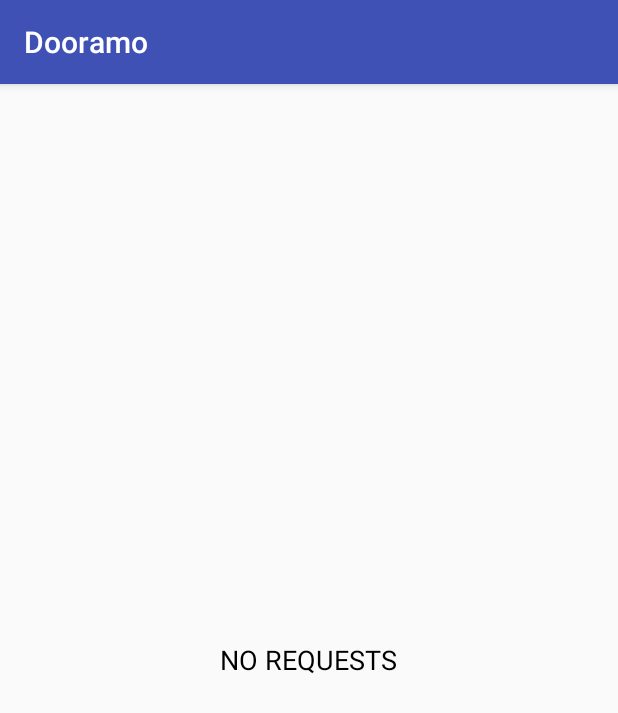
After one commit to pahulpreet-dev/Dooramo, an Android app: the CheckRequests screen opened directly, with no data from a screen before it, on a phone screen of 412 x 824 dp. The commit adds this screen. Shown: the top 713 px of the screen. Run offline under Robolectric (Android 15) with nearby library versions, the phone set to English and light mode, and no system bars.

Commit message:
Code update for viewing requests for management. CheckRequests Activity module

```diff
--- a/app/src/main/AndroidManifest.xml
+++ b/app/src/main/AndroidManifest.xml
@@ -21,7 +21,8 @@
         <activity android:name=".CreateUser" />
         <activity android:name=".CreateUser2" />
         <activity android:name=".ManagementHome" />
-        <activity android:name=".CreateManager"></activity>
+        <activity android:name=".CreateManager" />
+        <activity android:name=".CheckRequests"></activity>
     </application>
 
 </manifest>
--- /dev/null
+++ b/app/src/main/java/com/example/preet/dooramo/CheckRequests.java
@@ -0,0 +1,129 @@
+package com.example.preet.dooramo;
+
+import android.content.Context;
+import android.database.Cursor;
+import android.database.sqlite.SQLiteDatabase;
+import android.support.v7.app.AppCompatActivity;
+import android.os.Bundle;
+import android.view.LayoutInflater;
+import android.view.View;
+import android.view.ViewGroup;
+import android.widget.BaseAdapter;
+import android.widget.ImageView;
+import android.widget.ListView;
+import android.widget.TextView;
+
+import org.w3c.dom.Text;
+
+import java.util.ArrayList;
+
+public class CheckRequests extends AppCompatActivity {
+
+    private ArrayList<String> requests, usernames, aptNos, contacts, emails, services, dateTime, statuses, names;
+
+    ListView requestList;
+    TextView norequest;
+    @Override
+    protected void onCreate(Bundle savedInstanceState) {
+        super.onCreate(savedInstanceState);
+        setContentView(R.layout.activity_check_requests);
+        initialize();
+
+        getData();
+
+        requestList.setAdapter(new Adapter(CheckRequests.this));
+    }
+
+    private void getData() {
+        DBHelper dbHelper = new DBHelper(CheckRequests.this);
+        SQLiteDatabase dbcall = dbHelper.getReadableDatabase();
+
+        String query = "select * from requests";
+
+        Cursor next = dbcall.rawQuery(query, null);
+        if(next.moveToNext()) {
+            do {
+                requests.add(next.getString(next.getColumnIndex("request")));
+                dateTime.add(next.getString(next.getColumnIndex("dateTime")));
+                usernames.add(next.getString(next.getColumnIndex("username")));
+                statuses.add(next.getString(next.getColumnIndex("status")));
+                names.add(next.getString(next.getColumnIndex("name")));
+                emails.add(next.getString(next.getColumnIndex("email")));
+                contacts.add(next.getString(next.getColumnIndex("contact")));
+                aptNos.add(next.getString(next.getColumnIndex("aptNo")));
+                services.add(next.getString(next.getColumnIndex("service")));
+            } while (next.moveToNext());
+        } else
+        {
+            norequest.setVisibility(View.VISIBLE);
+            requestList.setVisibility(View.GONE);
+        }
+    }
+
+    class Adapter extends BaseAdapter {
+
+        Context context;
+        public Adapter(Context _context) {
+            context = _context;
+        }
+        @Override
+        public int getCount() {
+            return requests.size();
+        }
+
+        @Override
+        public Object getItem(int position) {
+            return null;
+        }
+
+        @Override
+        public long getItemId(int position) {
+            return 0;
+        }
+
+        @Override
+        public View getView(int position, View convertView, ViewGroup parent) {
+
+            LayoutInflater inflater = (LayoutInflater) context.getSystemService(Context.LAYOUT_INFLATER_SERVICE);
+            View v = inflater.inflate(R.layout.request_layout_inflater, null);
+            TextView requestTv = v.findViewById(R.id.titletextView12RLI);
+            String reqTemp = requests.get(position);
+            if(reqTemp.length() > 25) {
+                for (int i = 0; i < reqTemp.length(); i += 25) {
+                    reqTemp = reqTemp.substring(i, Math.min(i + 25, reqTemp.length()));
+                }
+                reqTemp = reqTemp + "...";
+            }
+            requestTv.setText(reqTemp);
+            TextView serviceTv = v.findViewById(R.id.sercvicetextView13RLi);
+            serviceTv.setText(serviceTv.getText().toString() + services.get(position));
+            TextView aptTv = v.findViewById(R.id.aptnotextView14rli);
+            aptTv.setText(aptTv.getText().toString() + aptNos.get(position));
+            TextView status = v.findViewById(R.id.statustextView15rli);
+            status.setText(status.getText().toString() + statuses.get(position));
+            TextView date = v.findViewById(R.id.datetextView16rli);
+            date.setText(dateTime.get(position));
+//            ImageView imageView = v.findViewById(R.id.serviceIV);
+//            TextView textView = v.findViewById(R.id.serviceTV);
+//
+//            imageView.setImageResource(images[position]);
+//            textView.setText(imageNames[position]);
+
+            return v;
+        }
+    }
+
+    private void initialize() {
+        requestList = findViewById(R.id.requestList);
+        usernames = new ArrayList<>();
+        requests = new ArrayList<>();
+        aptNos = new ArrayList<>();
+        contacts = new ArrayList<>();
+        emails = new ArrayList<>();
+        services = new ArrayList<>();
+        dateTime = new ArrayList<>();
+        statuses = new ArrayList<>();
+        names = new ArrayList<>();
+        norequest = findViewById(R.id.norequestCR);
+    }
+}
--- a/app/src/main/java/com/example/preet/dooramo/CreateUser2.java
+++ b/app/src/main/java/com/example/preet/dooramo/CreateUser2.java
@@ -41,7 +41,7 @@
         dbHelper.caller();
         long status = -1;
 
-        status = dbHelper.createUserDetails(name, dob, email, aptNo, number);
+        status = dbHelper.createUserDetails(name, dob, email, aptNo, number, username.getText().toString());
         if(status > 0) {
             long status1 = -1;
             dbHelper.caller();
--- /dev/null
+++ b/app/src/main/res/layout/activity_check_requests.xml
@@ -0,0 +1,26 @@
+<?xml version="1.0" encoding="utf-8"?>
+<RelativeLayout xmlns:android="http://schemas.android.com/apk/res/android"
+    xmlns:app="http://schemas.android.com/apk/res-auto"
+    xmlns:tools="http://schemas.android.com/tools"
+    android:layout_width="match_parent"
+    android:padding="8dp"
+    android:layout_height="match_parent"
+    tools:context=".CheckRequests">
+
+    <ListView
+        android:id="@+id/requestList"
+        android:layout_width="match_parent"
+        android:layout_height="match_parent"
+        android:layout_alignParentEnd="true"
+        android:layout_alignParentTop="true" />
+
+    <TextView
+        android:id="@+id/norequestCR"
+        android:layout_width="wrap_content"
+        android:layout_height="wrap_content"
+        android:layout_centerInParent="true"
+        android:text="NO REQUESTS"
+        android:textColor="@android:color/black"
+        android:textAppearance="@style/TextAppearance.AppCompat.Medium"
+        android:visibility="gone" />
+</RelativeLayout>
--- a/app/src/main/res/layout/activity_management_home.xml
+++ b/app/src/main/res/layout/activity_management_home.xml
@@ -9,12 +9,12 @@
     tools:context=".ManagementHome">
     <!--ManagementHome-->
     <Button
-        android:id="@+id/button"
+        android:id="@+id/requestbuttonMH"
         android:layout_width="match_parent"
         android:layout_height="wrap_content"
         android:background="@drawable/button_style"
-        android:textColor="@android:color/white"
-        android:text="Check Requests" />
+        android:text="Check Requests"
+        android:textColor="@android:color/white" />
 
     <Button
         android:id="@+id/button2"
```
Also changed, not shown: app/src/main/java/com/example/preet/dooramo/DBHelper.java (+10 -3 lines), app/src/main/java/com/example/preet/dooramo/LoginActivity.java (+25 -7 lines), app/src/main/java/com/example/preet/dooramo/ManagementHome.java (+8 -1 lines), app/src/main/java/com/example/preet/dooramo/RequestActivity.java (+15 -7 lines), app/src/main/res/layout/request_layout_inflater.xml (added, +49 -0 lines).
